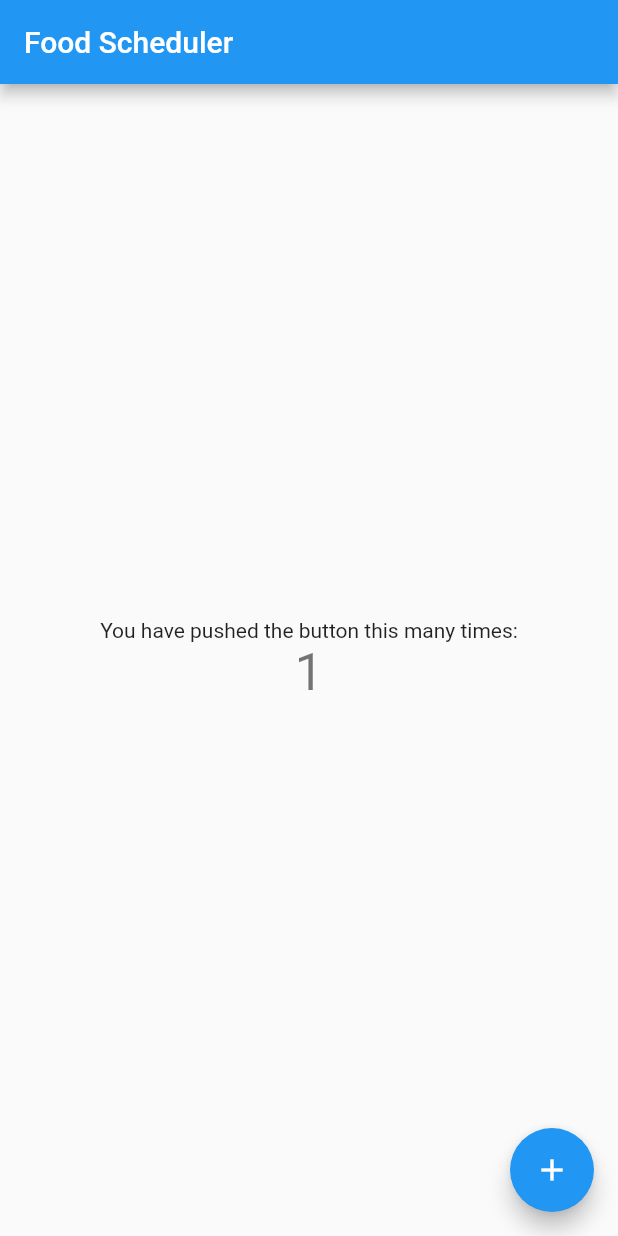
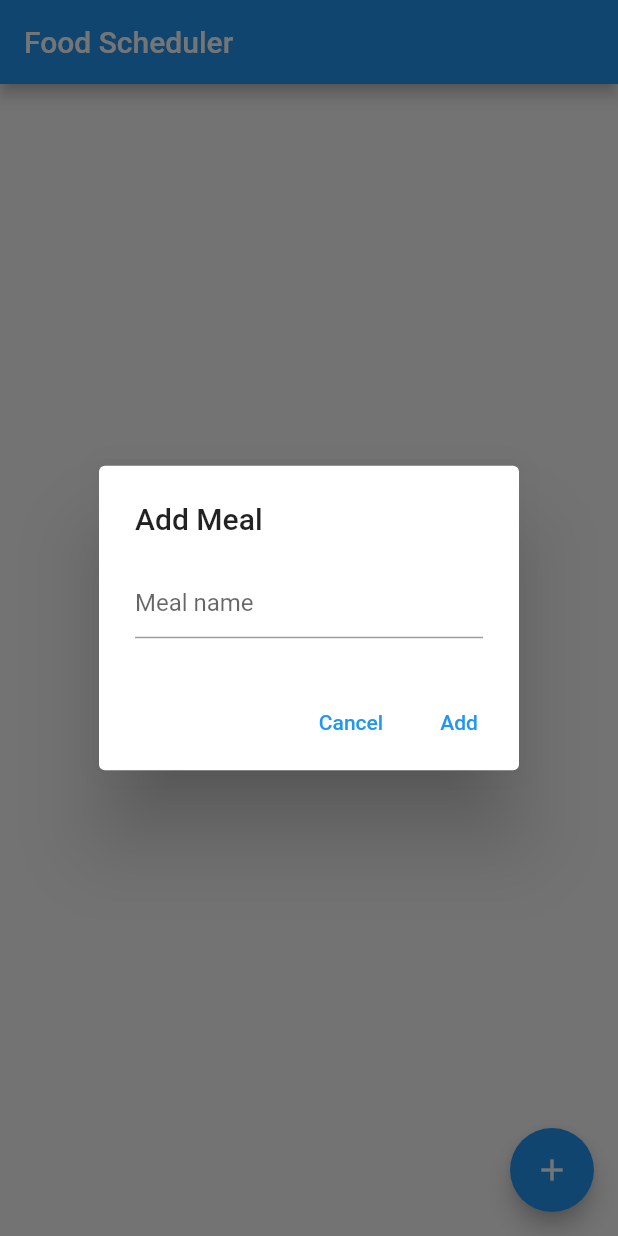
Before and after one commit to ESPersonnel/Food-Scheduler, a Flutter app: the screen it shows after launch, after a tap on the "add" icon, on a phone screen of 412 x 824 dp. Run offline on Flutter 3.47's test engine with Material 2 defaults, Android fonts, the phone set to English and light mode, and no system bars.

Commit message:
feat: create new foods. you can add, edit and delete the foods.

```diff
--- a/lib/main.dart
+++ b/lib/main.dart
@@ -48,18 +48,7 @@ class MyHomePage extends StatefulWidget {
 }
 
 class _MyHomePageState extends State<MyHomePage> {
-  int _counter = 0;
-
-  void _incrementCounter() {
-    setState(() {
-      // This call to setState tells the Flutter framework that something has
-      // changed in this State, which causes it to rerun the build method below
-      // so that the display can reflect the updated values. If we changed
-      // _counter without calling setState(), then the build method would not be
-      // called again, and so nothing would appear to happen.
-      _counter++;
-    });
-  }
+  final _meals = <Meal>[]; // The list of meals
 
   @override
   Widget build(BuildContext context) {
@@ -75,41 +64,146 @@ class _MyHomePageState extends State<MyHomePage> {
         // the App.build method, and use it to set our appbar title.
         title: Text(widget.title),
       ),
-      body: Center(
-        // Center is a layout widget. It takes a single child and positions it
-        // in the middle of the parent.
-        child: Column(
-          // Column is also a layout widget. It takes a list of children and
-          // arranges them vertically. By default, it sizes itself to fit its
-          // children horizontally, and tries to be as tall as its parent.
-          //
-          // Invoke "debug painting" (press "p" in the console, choose the
-          // "Toggle Debug Paint" action from the Flutter Inspector in Android
-          // Studio, or the "Toggle Debug Paint" command in Visual Studio Code)
-          // to see the wireframe for each widget.
-          //
-          // Column has various properties to control how it sizes itself and
-          // how it positions its children. Here we use mainAxisAlignment to
-          // center the children vertically; the main axis here is the vertical
-          // axis because Columns are vertical (the cross axis would be
-          // horizontal).
-          mainAxisAlignment: MainAxisAlignment.center,
-          children: <Widget>[
-            const Text(
-              'You have pushed the button this many times:',
+      body: ListView.builder(
+        itemCount: _meals.length,
+        itemBuilder: (context, index) {
+          final meal = _meals[index];
+          return ListTile(
+            title: Text(meal.name),
+            trailing: IconButton(
+              icon: Icon(Icons.edit),
+              onPressed: () {
+                // code to edit the meal
+                _showEditMealDialog(context, meal);
+              },
             ),
-            Text(
-              '$_counter',
-              style: Theme.of(context).textTheme.headline4,
-            ),
-          ],
-        ),
+            onLongPress: () {
+              // code to delete the meal
+              _showDeleteMealDialog(context, meal);
+            },
+          );
+        },
       ),
+
       floatingActionButton: FloatingActionButton(
-        onPressed: _incrementCounter,
-        tooltip: 'Increment',
+        onPressed: () {
+          _showAddMealDialog(context);
+        },
+        tooltip: 'Add Meal',
         child: const Icon(Icons.add),
       ), // This trailing comma makes auto-formatting nicer for build methods.
     );
   }
+
+  // function to show a dialog to add a new meal
+  void _showAddMealDialog(BuildContext context) {
+    final mealNameController = TextEditingController();
+    showDialog(
+      context: context,
+      builder: (context) {
+        return AlertDialog(
+          title: Text('Add Meal'),
+          content: TextField(
+            controller: mealNameController,
+            decoration: InputDecoration(hintText: 'Meal name'),
+          ),
+          actions: <Widget>[
+            TextButton(
+              child: Text('Cancel'),
+              onPressed: () {
+                Navigator.pop(context);
+              },
+            ),
+            TextButton(
+              child: Text('Add'),
+              onPressed: () {
+                // add the new meal to the list of meals
+                final meal = Meal(mealNameController.text);
+                setState(() {
+                  _meals.add(meal);
+                });
+                Navigator.pop(context);
+              },
+            ),
+          ],
+        );
+      },
+    );
+  }
+
+  // function to show a dialog to edit a meal
+  void _showEditMealDialog(BuildContext context, Meal meal) {
+    final mealNameController = TextEditingController(text: meal.name);
+    showDialog(
+      context: context,
+      builder: (context) {
+        return AlertDialog(
+          title: Text('Edit Meal'),
+          content: TextField(
+            controller: mealNameController,
+            decoration: InputDecoration(hintText: 'Meal name'),
+          ),
+          actions: <Widget>[
+            TextButton(
+              child: Text('Cancel'),
+              onPressed: () {
+                Navigator.pop(context);
+              },
+            ),
+            TextButton(
+              child: Text('Save'),
+              onPressed: () {
+                // update the meal with the new name
+                setState(() {
+                  meal.name = mealNameController.text;
+                });
+                Navigator.pop(context);
+              },
+            ),
+          ],
+        );
+      },
+    );
+  }
+
+  // function to show a dialog to delete a meal
+  void _showDeleteMealDialog(BuildContext context, Meal meal) {
+    showDialog(
+      context: context,
+      builder: (context) {
+        return AlertDialog(
+          title: Text('Delete Meal'),
+          content: Text('Are you sure you want to delete this meal?'),
+          actions: <Widget>[
+            TextButton(
+              child: Text('Cancel'),
+              onPressed: () {
+                Navigator.pop(context);
+              },
+            ),
+            TextButton(
+              child: Text('Delete'),
+              onPressed: () {
+                // remove the meal from the list of meals
+                setState(() {
+                  _meals.remove(meal);
+                });
+                Navigator.pop(context);
+              },
+            ),
+          ],
+        );
+      },
+    );
+  }
 }
+
+class Meal {
+  String name;
+
+  Meal(this.name);
+
+  setName(String newName) {
+    name = newName;
+  }
+}
```
